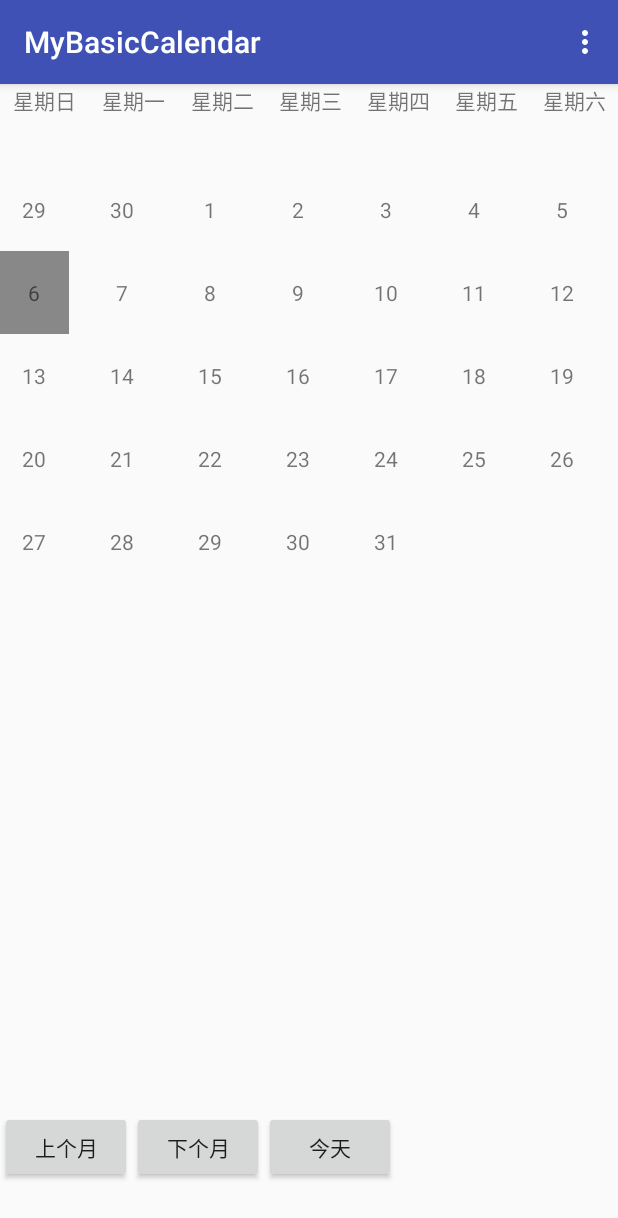
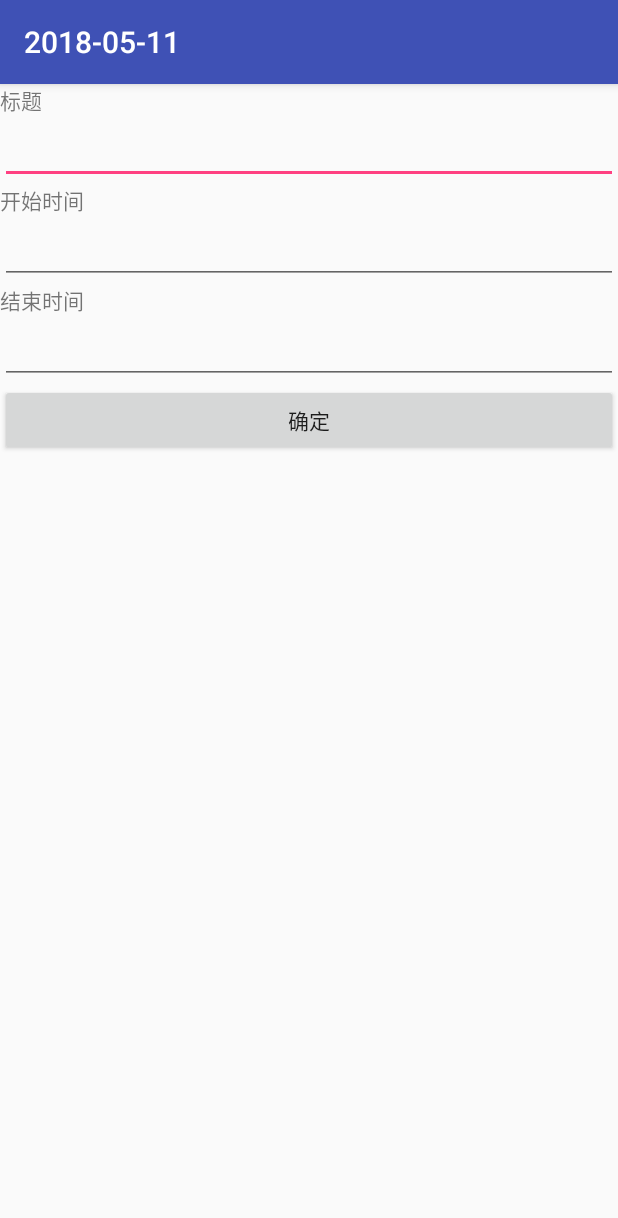
Before and after one commit to corganhejijun/myCalendar, an Android app: the screen it shows after launch (MainActivity before the commit, AddCalendarActivity after it), after a tap on "11", on a phone screen of 412 x 824 dp. Shown: the top 1218 px of the screen. Run offline under Robolectric (Android 15) with nearby library versions, the phone set to English and light mode, and no system bars.

Commit message:
增加点击日历后的动态弹出框

```diff
--- a/Basic/app/src/main/AndroidManifest.xml
+++ b/Basic/app/src/main/AndroidManifest.xml
@@ -11,10 +11,12 @@
         android:theme="@style/AppTheme">
         <activity android:name=".MainActivity">
             <intent-filter>
-                <action android:name="android.intent.action.MAIN"></action>
-                <category android:name="android.intent.category.LAUNCHER"></category>
+                <action android:name="android.intent.action.MAIN" />
+
+                <category android:name="android.intent.category.LAUNCHER" />
             </intent-filter>
         </activity>
+        <activity android:name=".AddCalendarActivity"></activity>
     </application>
 
 </manifest>
--- /dev/null
+++ b/Basic/app/src/main/java/com/hfnu/corgan/mybasiccalendar/AddCalendarActivity.java
@@ -0,0 +1,36 @@
+package com.hfnu.corgan.mybasiccalendar;
+
+import android.content.Intent;
+import android.support.v7.app.AppCompatActivity;
+import android.os.Bundle;
+import android.view.View;
+import android.widget.Button;
+import android.widget.EditText;
+
+public class AddCalendarActivity extends AppCompatActivity {
+
+    @Override
+    protected void onCreate(Bundle savedInstanceState) {
+        super.onCreate(savedInstanceState);
+        setContentView(R.layout.add_calendar);
+        Intent intent = getIntent();
+        AddCalendarActivity.this.setTitle(intent.getStringExtra("date"));
+        Button btn = findViewById(R.id.button_add_calendar);
+        btn.setOnClickListener(new View.OnClickListener() {
+            @Override
+            public void onClick(View v) {
+                EditText title = findViewById(R.id.editText_add_calendar_title);
+                EditText beginTime = findViewById(R.id.editText_add_calendar_begin_time);
+                EditText endTime = findViewById(R.id.editText_add_calendar_end_time);
+                Bundle bun = new Bundle();
+                bun.putString("title", title.getText().toString());
+                bun.putString("begin", beginTime.getText().toString());
+                bun.putString("end", endTime.getText().toString());
+                Intent intent = getIntent();
+                intent.putExtras(bun);
+                AddCalendarActivity.this.setResult(0, intent);
+                AddCalendarActivity.this.finish();
+            }
+        });
+    }
+}
--- a/Basic/app/src/main/java/com/hfnu/corgan/mybasiccalendar/CalendarGridAdapter.java
+++ b/Basic/app/src/main/java/com/hfnu/corgan/mybasiccalendar/CalendarGridAdapter.java
@@ -10,6 +10,7 @@ import android.widget.TextView;
 
 import org.w3c.dom.Text;
 
+import java.text.SimpleDateFormat;
 import java.util.Calendar;
 
 public class CalendarGridAdapter extends BaseAdapter {
@@ -51,6 +52,12 @@ public class CalendarGridAdapter extends BaseAdapter {
         return view;
     }
 
+    public String getDateString(int position){
+        SimpleDateFormat format1 = new SimpleDateFormat("yyyy-MM-dd");
+        String formatted = format1.format(getDate(position).getTime());
+        return formatted;
+    }
+
     private Calendar getDate(int position){
         // 日历按星期排序，第一天为星期天
         Calendar firstDateOfMonth = firstDayOfMonth(Calendar.getInstance());
--- a/Basic/app/src/main/java/com/hfnu/corgan/mybasiccalendar/MainActivity.java
+++ b/Basic/app/src/main/java/com/hfnu/corgan/mybasiccalendar/MainActivity.java
@@ -1,5 +1,6 @@
 package com.hfnu.corgan.mybasiccalendar;
 
+import android.content.Intent;
 import android.support.v7.app.AppCompatActivity;
 import android.os.Bundle;
 import android.view.Menu;
@@ -17,15 +18,25 @@ public class MainActivity extends AppCompatActivity {
     protected void onCreate(Bundle savedInstanceState) {
         super.onCreate(savedInstanceState);
         setContentView(R.layout.first_layout);
-        CalendarGridAdapter gridAdpter = new CalendarGridAdapter(this, Calendar.getInstance());
+        final CalendarGridAdapter gridAdpter = new CalendarGridAdapter(this, Calendar.getInstance());
         GridView gridView = findViewById(R.id.grid_view);
         gridView.setAdapter(gridAdpter);
         gridView.setOnItemClickListener(new AdapterView.OnItemClickListener() {
             @Override
             public void onItemClick(AdapterView<?> parent, View view, int position, long id) {
+                Intent intent = new Intent(MainActivity.this, AddCalendarActivity.class);
+                intent.putExtra("date", gridAdpter.getDateString(position));
+                startActivityForResult(intent, 0);
                 Toast.makeText(MainActivity.this, position + " " + id, Toast.LENGTH_SHORT).show();
             }
         });
+    }
+
+    @Override
+    protected void onActivityResult(int requestCode, int resultCode, Intent data) {
+         if (requestCode == 0 && resultCode == 0){
+
+         }
     }
 
     @Override
--- /dev/null
+++ b/Basic/app/src/main/res/layout/add_calendar.xml
@@ -0,0 +1,34 @@
+<?xml version="1.0" encoding="utf-8"?>
+<LinearLayout xmlns:android="http://schemas.android.com/apk/res/android"
+    android:orientation="vertical" android:layout_width="match_parent"
+    android:layout_height="match_parent">
+    <TextView
+        android:layout_width="match_parent"
+        android:layout_height="wrap_content"
+        android:text="@string/text_calendar_title" />
+    <EditText
+        android:layout_width="match_parent"
+        android:layout_height="wrap_content"
+        android:id="@+id/editText_add_calendar_title"/>
+    <TextView
+        android:layout_width="match_parent"
+        android:layout_height="wrap_content"
+        android:text="@string/text_calendar_begin_time"/>
+    <EditText
+        android:layout_width="match_parent"
+        android:layout_height="wrap_content"
+        android:id="@+id/editText_add_calendar_begin_time"/>
+    <TextView
+        android:layout_width="match_parent"
+        android:layout_height="wrap_content"
+        android:text="@string/text_calendar_end_time"/>
+    <EditText
+        android:layout_width="match_parent"
+        android:layout_height="wrap_content"
+        android:id="@+id/editText_add_calendar_end_time"/>
+    <Button
+        android:layout_width="match_parent"
+        android:layout_height="wrap_content"
+        android:text="@string/text_OK"
+        android:id="@+id/button_add_calendar"/>
+</LinearLayout>
--- a/Basic/app/src/main/res/layout/first_layout.xml
+++ b/Basic/app/src/main/res/layout/first_layout.xml
@@ -65,6 +65,7 @@
         android:layout_weight="10"
         android:clickable="true"
         android:columnWidth="55.0dip"
+        android:focusable="true"
         android:numColumns="7"></GridView>
 
     <LinearLayout
--- a/Basic/app/src/main/res/values/strings.xml
+++ b/Basic/app/src/main/res/values/strings.xml
@@ -15,4 +15,8 @@
     <string name="button_prev_month">上个月</string>
     <string name="button_next_month">下个月</string>
     <string name="button_today">今天</string>
+    <string name="text_calendar_title">标题</string>
+    <string name="text_calendar_begin_time">开始时间</string>
+    <string name="text_calendar_end_time">结束时间</string>
+    <string name="text_OK">确定</string>
 </resources>
```
Also changed, not shown: 1 other file.
